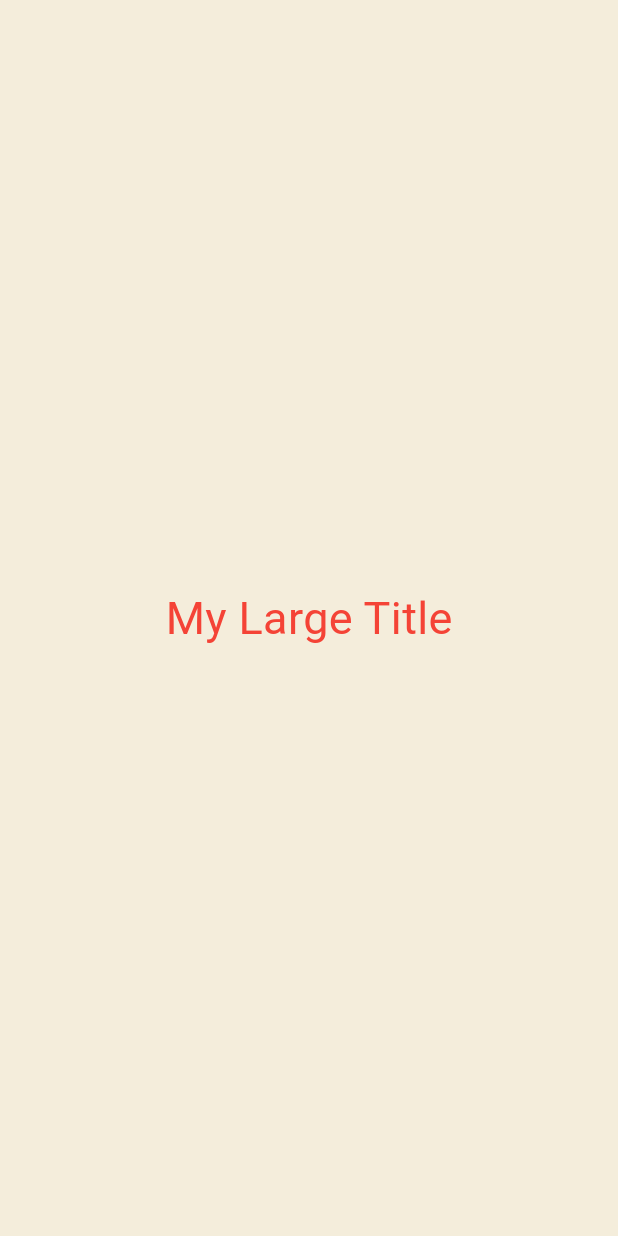
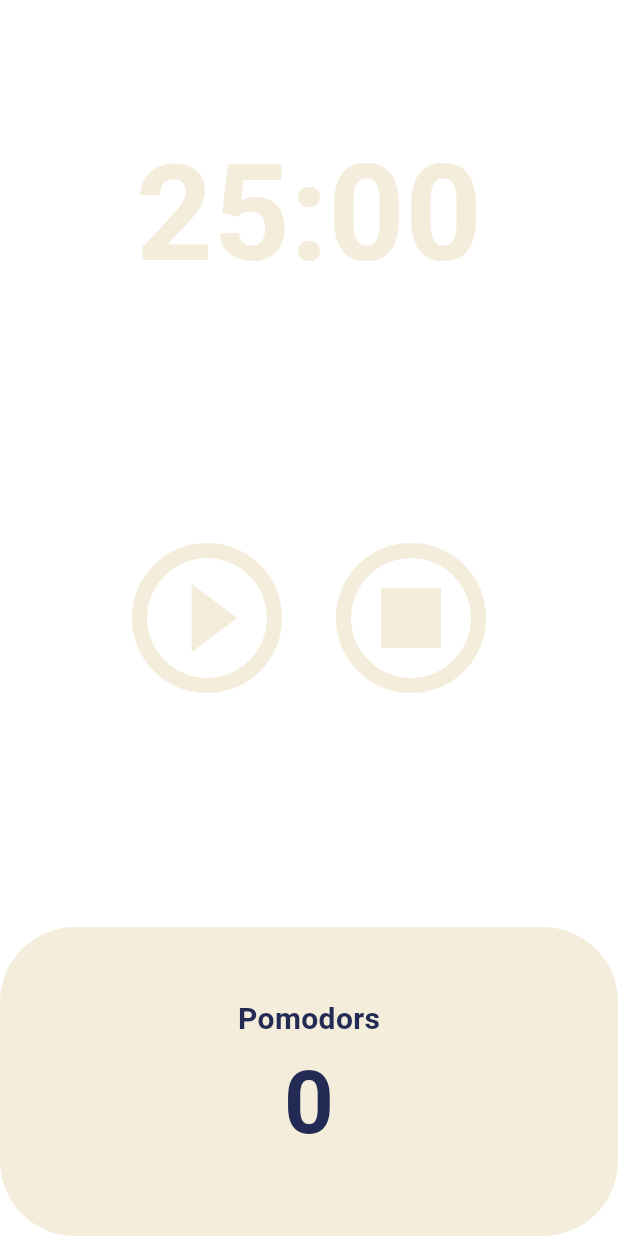
Before and after one commit to glowElephant/toon_flix, a Flutter app: the screen it shows after launch, on a phone screen of 412 x 824 dp. Run offline on Flutter 3.47's test engine with Material 3 defaults, Android fonts, the phone set to English and light mode, and no system bars.

Commit message:
Pomodors.

```diff
--- a/flutter-toon/toonflix/lib/main.dart
+++ b/flutter-toon/toonflix/lib/main.dart
@@ -1,8 +1,5 @@
-import 'dart:collection';
-
 import 'package:flutter/material.dart';
-import 'package:toonflix/widgets/button.dart';
-import 'package:toonflix/widgets/currency_card.dart';
+import 'package:toonflix/screens/home_screen.dart';
 
 class Player {
   String name = 'hanah';
@@ -12,63 +9,48 @@ void main() {
   runApp(const App());
 }
 
-class App extends StatefulWidget {
+class App extends StatelessWidget {
   const App({super.key});
 
-  @override
-  State<App> createState() => _AppState();
-}
-
-class _AppState extends State<App> {
   // List<int> numbers = [];
-
-  // // int counter = 0;
-
-  // void onClickIconButton() {
-  //   setState(() {
-  //     // counter = counter + 1;
-  //     numbers.add(numbers.length);
-  //   });
-  // }
-
   @override
   Widget build(BuildContext context) {
     return MaterialApp(
       theme: ThemeData(
+        colorScheme: ColorScheme.fromSwatch(
+          backgroundColor: const Color(0xFFE7626C),
+        ),
         textTheme: const TextTheme(
-          titleLarge: TextStyle(
-            color: Colors.red,
+          displayLarge: TextStyle(
+            color: Color(0xFF232B55),
           ),
         ),
+        cardColor: const Color(0xFFF4EDDB),
       ),
-      home: const Scaffold(
-        backgroundColor: Color(0xFFF4EDDB),
-        body: Center(
-          child: Column(
-            mainAxisAlignment: MainAxisAlignment.center,
-            children: [
-              MyLargeTitle(),
-              // for (var n in numbers) Text('$n'),
-              // // Text(
-              // //   '$numbers',
-              // //   style: const TextStyle(fontSize: 30),
-              // // ),
-              // IconButton(
-              //     iconSize: 40,
-              //     onPressed: onClickIconButton,
-              //     icon: const Icon(Icons.add_box_rounded))
-            ],
-          ),
-        ),
-      ),
+      home: const HomeScreen(),
     );
   }
 }
 
-class MyLargeTitle extends StatelessWidget {
+class MyLargeTitle extends StatefulWidget {
   const MyLargeTitle({
     super.key,
   });
+
+  @override
+  State<MyLargeTitle> createState() => _MyLargeTitleState();
+}
+
+class _MyLargeTitleState extends State<MyLargeTitle> {
+  @override
+  void initState() {
+    super.initState();
+  }
+
+  @override
+  void dispose() {
+    super.dispose();
+  }
 
   @override
   Widget build(BuildContext context) {
--- /dev/null
+++ b/flutter-toon/toonflix/lib/screens/home_screen.dart
@@ -0,0 +1,150 @@
+import 'dart:async';
+
+import 'package:flutter/material.dart';
+
+class HomeScreen extends StatefulWidget {
+  const HomeScreen({super.key});
+
+  @override
+  State<HomeScreen> createState() => _HomeScreenState();
+}
+
+class _HomeScreenState extends State<HomeScreen> {
+  static const initSeconds = 1500;
+  int totalSeconds = initSeconds;
+  bool isRunning = false;
+  late Timer timer;
+  int totalPomodors = 0;
+
+  void onTick(Timer timer) {
+    if (totalSeconds == 0) {
+      setState(() {
+        totalPomodors = totalPomodors + 1;
+        isRunning = false;
+        totalSeconds = initSeconds;
+      });
+      timer.cancel();
+    } else {
+      setState(() {
+        totalSeconds = totalSeconds - 1;
+      });
+    }
+  }
+
+  void onPlayPressed() {
+    timer = Timer.periodic(
+      const Duration(seconds: 1),
+      onTick,
+    );
+    setState(() {
+      isRunning = true;
+    });
+  }
+
+  void onPausePressed() {
+    timer.cancel();
+    setState(() {
+      isRunning = false;
+    });
+  }
+
+  void onStopPressed() {
+    setState(() {
+      isRunning = false;
+      totalSeconds = initSeconds;
+    });
+    timer.cancel();
+  }
+
+  String format(int seconds) {
+    var duration = Duration(seconds: seconds);
+    return duration.toString().split(".").first.substring(2, 7);
+  }
+
+  @override
+  Widget build(BuildContext context) {
+    return Scaffold(
+      backgroundColor: Theme.of(context).scaffoldBackgroundColor,
+      body: Column(
+        children: [
+          Flexible(
+            flex: 1,
+            child: Container(
+              alignment: Alignment.bottomCenter,
+              child: Text(
+                format(totalSeconds),
+                style: TextStyle(
+                    color: Theme.of(context).cardColor,
+                    fontSize: 89,
+                    fontWeight: FontWeight.w600),
+              ),
+            ),
+          ),
+          Flexible(
+            flex: 2,
+            child: Center(
+              child: Row(
+                mainAxisAlignment: MainAxisAlignment.center,
+                children: [
+                  IconButton(
+                    iconSize: 120,
+                    color: Theme.of(context).cardColor,
+                    onPressed: isRunning ? onPausePressed : onPlayPressed,
+                    icon: Icon(isRunning
+                        ? Icons.pause_circle_outline
+                        : Icons.play_circle_outline),
+                  ),
+                  IconButton(
+                    iconSize: 120,
+                    color: Theme.of(context).cardColor,
+                    onPressed: onStopPressed,
+                    icon: const Icon(Icons.stop_circle_outlined),
+                  ),
+                ],
+              ),
+            ),
+          ),
+          Flexible(
+            flex: 1,
+            child: Row(
+              children: [
+                Expanded(
+                  child: Container(
+                    decoration: BoxDecoration(
+                        color: Theme.of(context).cardColor,
+                        borderRadius: BorderRadius.circular(50)),
+                    child: Column(
+                      mainAxisAlignment: MainAxisAlignment.center,
+                      children: [
+                        Text(
+                          'Pomodors',
+                          style: TextStyle(
+                              fontSize: 20,
+                              fontWeight: FontWeight.w600,
+                              color: Theme.of(context)
+                                  .textTheme
+                                  .displayLarge!
+                                  .color),
+                        ),
+                        Text(
+                          '$totalPomodors',
+                          style: TextStyle(
+                              fontSize: 58,
+                              fontWeight: FontWeight.w600,
+                              color: Theme.of(context)
+                                  .textTheme
+                                  .displayLarge!
+                                  .color),
+                        ),
+                      ],
+                    ),
+                  ),
+                ),
+              ],
+            ),
+          ),
+        ],
+      ),
+    );
+  }
+}
```
